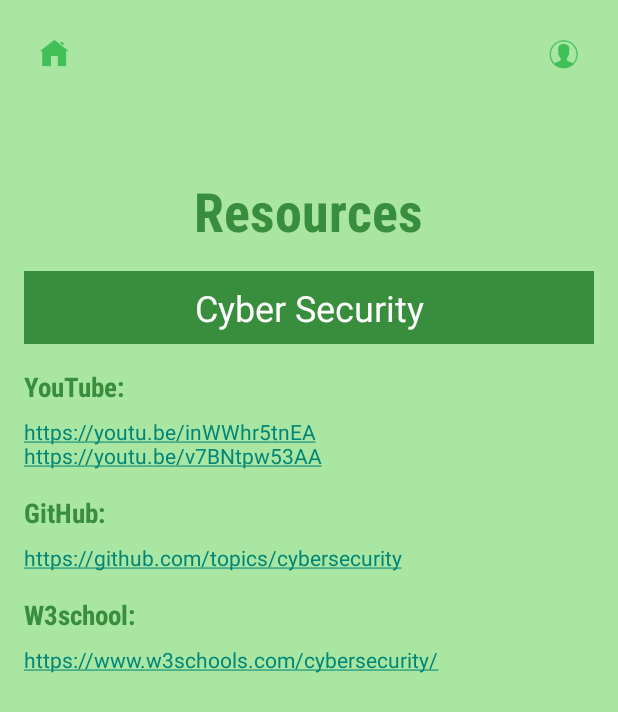
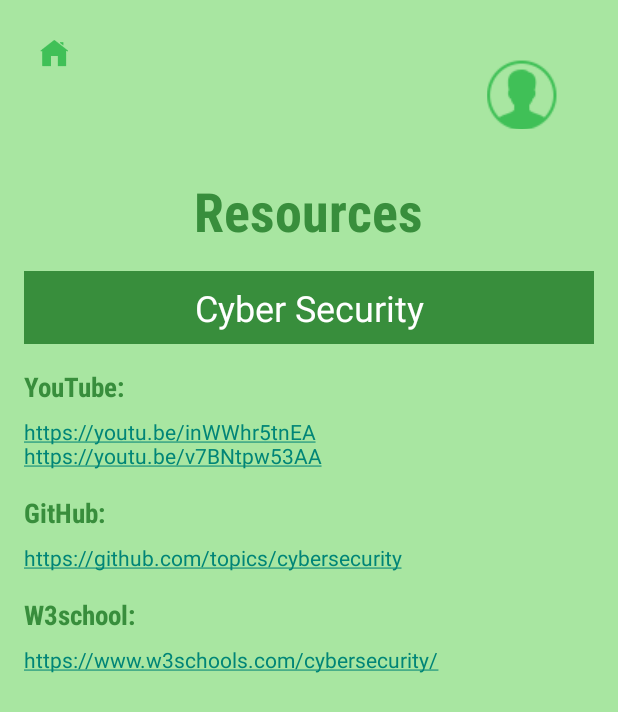
Before and after one commit to Dasunwee/Knowly, an Android app: the page8 screen opened directly, with no data from a screen before it, on a phone screen of 412 x 824 dp. Shown: the top 712 px of the screen. Run offline under Robolectric (Android 15) with nearby library versions, the phone set to English and light mode, and no system bars.

Commit message:
Updated activity_page8.xml-Resource Details page

```diff
--- a/app/src/main/res/layout/activity_page8.xml
+++ b/app/src/main/res/layout/activity_page8.xml
@@ -1,12 +1,11 @@
-<?xml version="1.0" encoding="utf-8"?>
 <RelativeLayout
     xmlns:android="http://schemas.android.com/apk/res/android"
     android:layout_width="match_parent"
     android:layout_height="match_parent"
     android:background="#A8E6A1"
+
     android:padding="16dp">
-
-    <!-- Top Bar with Icons -->
+    <!--  Top Bar with Icons  -->
     <LinearLayout
         android:layout_width="match_parent"
         android:layout_height="wrap_content"
@@ -14,31 +13,41 @@
         android:layout_alignParentTop="true"
         android:padding="8dp">
 
-        <!-- Home Icon -->
+        <!--  Home Icon  -->
         <ImageView
             android:id="@+id/home_icon"
             android:layout_width="24dp"
             android:layout_height="24dp"
             android:src="@drawable/ic_home"
             android:layout_marginEnd="16dp"
-            android:contentDescription="Home Icon" />
+            android:contentDescription="Home Icon"/>
 
-        <!-- Spacer -->
+        <!--  Spacer  -->
         <View
             android:layout_width="0dp"
             android:layout_height="0dp"
-            android:layout_weight="1" />
+            android:layout_weight="1"/>
 
-        <!-- Profile Icon -->
-        <ImageView
-            android:id="@+id/profile_icon"
-            android:layout_width="24dp"
-            android:layout_height="24dp"
+        <!--  Profile Icon  -->
+        <ImageButton
+            android:id="@+id/btn_profile"
+            android:layout_width="47dp"
+            android:layout_height="46dp"
+            android:layout_alignParentTop="true"
+            android:layout_alignParentEnd="true"
+            android:layout_marginStart="16dp"
+            android:layout_marginLeft="16dp"
+            android:layout_marginTop="16dp"
+            android:layout_marginEnd="16dp"
+            android:layout_marginRight="16dp"
+            android:layout_marginBottom="16dp"
+            android:background="?attr/selectableItemBackgroundBorderless"
+            android:contentDescription="@string/profile_button"
             android:src="@drawable/ic_profile"
-            android:contentDescription="Profile Icon" />
+            android:text="profile"/>
     </LinearLayout>
 
-    <!-- Title -->
+    <!--  Title  -->
     <TextView
         android:id="@+id/title"
         android:layout_width="wrap_content"
@@ -49,9 +58,10 @@
         android:fontFamily="sans-serif-condensed"
         android:textStyle="bold"
         android:layout_centerHorizontal="true"
-        android:layout_marginTop="100dp" />
+        android:layout_marginTop="100dp"
+        />
 
-    <!-- Section Title -->
+    <!--  Section Title  -->
     <TextView
         android:id="@+id/section_title"
         android:layout_width="match_parent"
@@ -63,9 +73,10 @@
         android:textColor="#FFFFFF"
         android:layout_below="@id/title"
         android:layout_marginTop="16dp"
-        android:gravity="center" />
+        android:gravity="center"
+        />
 
-    <!-- Links -->
+    <!--  Links  -->
     <LinearLayout
         android:layout_width="match_parent"
         android:layout_height="wrap_content"
@@ -73,7 +84,7 @@
         android:layout_below="@id/section_title"
         android:layout_marginTop="16dp">
 
-        <!-- YouTube Section -->
+        <!--  YouTube Section  -->
         <TextView
             android:layout_width="wrap_content"
             android:layout_height="wrap_content"
@@ -82,7 +93,7 @@
             android:textSize="18sp"
             android:fontFamily="sans-serif-condensed"
             android:textStyle="bold"
-            android:layout_marginBottom="8dp" />
+            android:layout_marginBottom="8dp"/>
 
         <TextView
             android:layout_width="wrap_content"
@@ -90,9 +101,9 @@
             android:text="https://youtu.be/inWWhr5tnEA\nhttps://youtu.be/v7BNtpw53AA"
             android:textColor="#0000FF"
             android:autoLink="web"
-            android:layout_marginBottom="16dp" />
+            android:layout_marginBottom="16dp"/>
 
-        <!-- GitHub Section -->
+        <!--  GitHub Section  -->
         <TextView
             android:layout_width="wrap_content"
             android:layout_height="wrap_content"
@@ -101,7 +112,7 @@
             android:textSize="18sp"
             android:fontFamily="sans-serif-condensed"
             android:textStyle="bold"
-            android:layout_marginBottom="8dp" />
+            android:layout_marginBottom="8dp"/>
 
         <TextView
             android:layout_width="wrap_content"
@@ -109,9 +120,9 @@
             android:text="https://github.com/topics/cybersecurity"
             android:textColor="#0000FF"
             android:autoLink="web"
-            android:layout_marginBottom="16dp" />
+            android:layout_marginBottom="16dp"/>
 
-        <!-- W3Schools Section -->
+        <!--  W3Schools Section  -->
         <TextView
             android:layout_width="wrap_content"
             android:layout_height="wrap_content"
@@ -120,13 +131,15 @@
             android:textSize="18sp"
             android:fontFamily="sans-serif-condensed"
             android:textStyle="bold"
-            android:layout_marginBottom="8dp" />
+            android:layout_marginBottom="8dp"/>
 
         <TextView
             android:layout_width="wrap_content"
             android:layout_height="wrap_content"
             android:text="https://www.w3schools.com/cybersecurity/"
             android:textColor="#0000FF"
-            android:autoLink="web" />
+            android:autoLink="web"/>
     </LinearLayout>
+
+
 </RelativeLayout>
```
